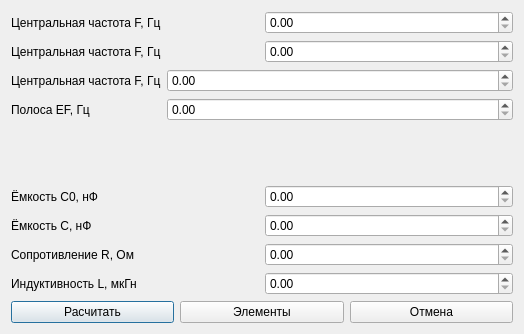
Qt form selectionOfCorrectiveElements.ui (PointlessAlbatross/CAD-A_Qt) before a commit.
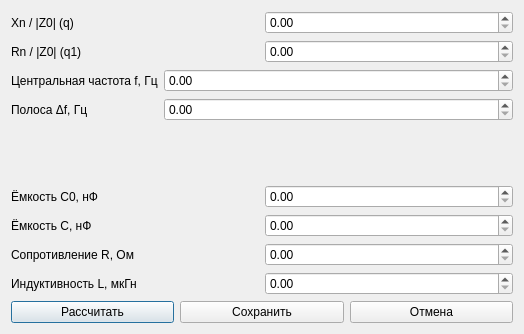
The same form after that commit.

Commit message: Добавленны корректирующие элементы

What changed in the file:
```diff
--- a/selectionOfCorrectiveElements.ui
+++ b/selectionOfCorrectiveElements.ui
@@ -19,7 +19,7 @@
      <item row="0" column="0">
       <widget class="QLabel" name="label_7">
        <property name="text">
-        <string>Центральная частота F, Гц</string>
+        <string>Xn / |Z0| (q)</string>
        </property>
       </widget>
      </item>
@@ -29,7 +29,7 @@
      <item row="1" column="0">
       <widget class="QLabel" name="label_8">
        <property name="text">
-        <string>Центральная частота F, Гц</string>
+        <string>Rn / |Z0| (q1)</string>
        </property>
       </widget>
      </item>
@@ -41,22 +41,30 @@
    <item row="1" column="0">
     <layout class="QFormLayout" name="formLayout_2">
      <item row="0" column="1">
-      <widget class="QDoubleSpinBox" name="doubleSpinBox_4"/>
+      <widget class="QDoubleSpinBox" name="freqBox">
+       <property name="maximum">
+        <double>1000000.000000000000000</double>
+       </property>
+      </widget>
      </item>
      <item row="0" column="0">
       <widget class="QLabel" name="label_5">
        <property name="text">
-        <string>Центральная частота F, Гц</string>
+        <string>Центральная частота f, Гц</string>
        </property>
       </widget>
      </item>
      <item row="1" column="1">
-      <widget class="QDoubleSpinBox" name="doubleSpinBox_3"/>
+      <widget class="QDoubleSpinBox" name="deltaFreqBox">
+       <property name="maximum">
+        <double>1000000.000000000000000</double>
+       </property>
+      </widget>
      </item>
      <item row="1" column="0">
       <widget class="QLabel" name="label_6">
        <property name="text">
-        <string>Полоса EF, Гц</string>
+        <string>Полоса Δf, Гц</string>
        </property>
       </widget>
      </item>
@@ -111,14 +119,14 @@
      <item row="0" column="0">
       <widget class="QPushButton" name="pushButton">
        <property name="text">
-        <string>Расчитать</string>
+        <string>Расcчитать</string>
        </property>
       </widget>
      </item>
      <item row="0" column="1">
       <widget class="QPushButton" name="pushButton_2">
        <property name="text">
-        <string>Элементы</string>
+        <string>Сохранить</string>
        </property>
       </widget>
      </item>
```
Left out of the diff: 51 changed lines with no effect on the pictures. The commit also changes 16 other files.
